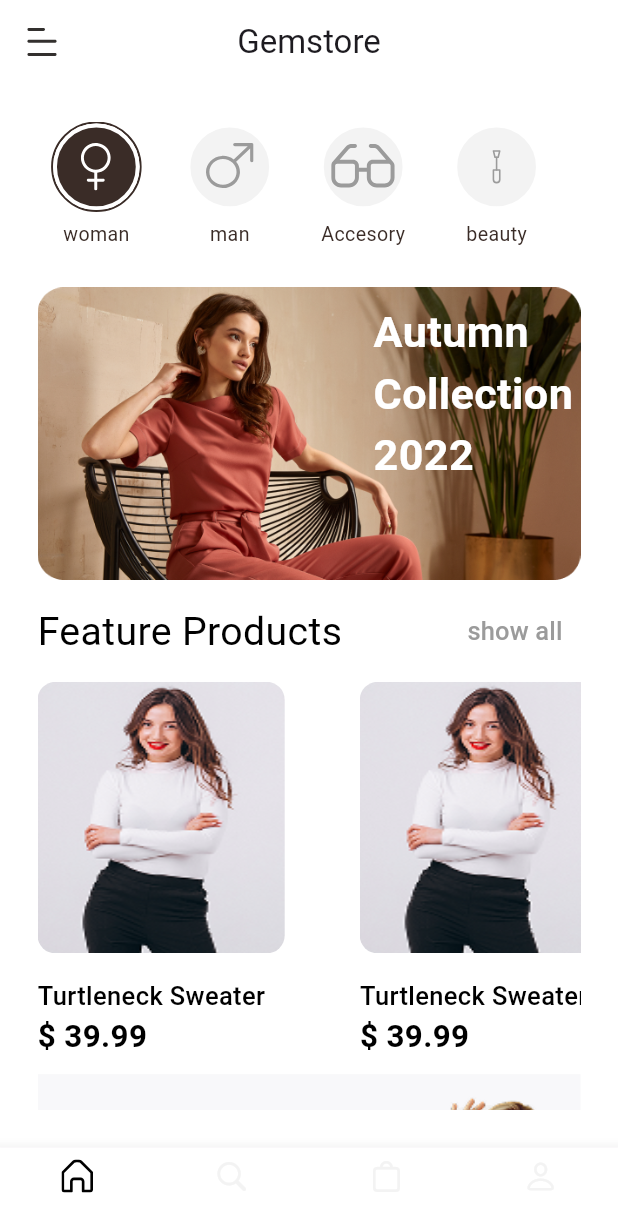
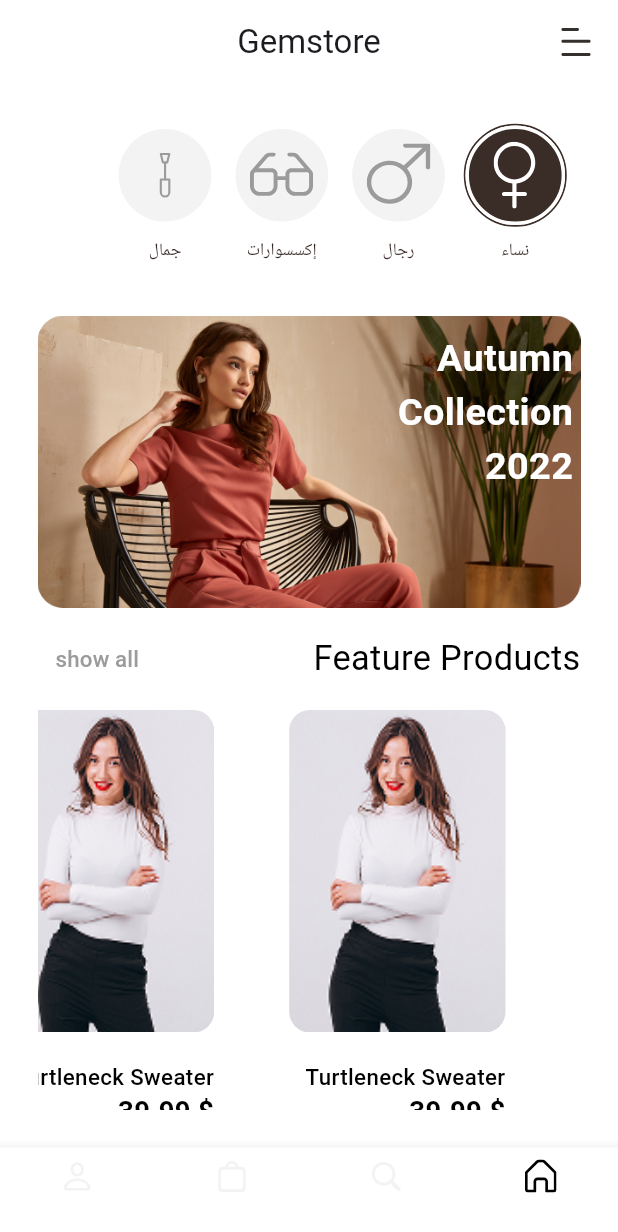
Before and after one commit to Reem-Ashraf/Monitor-Ship-Project, a Flutter app: the screen it shows after launch, on a phone screen of 412 x 824 dp. Shown: the top 1232 px of the screen. Run offline on Flutter 3.47's test engine with Material 3 defaults, Android fonts, the phone set to English and light mode, and no system bars; our stand-ins replace bloc, easy_localization, flutter_screenutil, flutter_svg, go_router; Roboto replaces fonts that are missing (ProductSans, ProductSansLight, ProductSansMedium).

Commit message:
add localizetion

```diff
--- /dev/null
+++ b/assets/translations/ar.json
@@ -0,0 +1,9 @@
+{
+     "woman": "نساء",
+     "man": "رجال",
+     "Accesory": "إكسسوارات",
+     "beauty":"جمال",
+     "Discover":"استكشف",
+     "CLOTHING":"ملابس",
+     "SHOES":"أحذية"
+}
--- a/lib/features/discover/presentation/screens/discover_full.dart
+++ b/lib/features/discover/presentation/screens/discover_full.dart
@@ -1,3 +1,4 @@
+import 'package:easy_localization/easy_localization.dart';
 import 'package:flutter/material.dart';
 import 'package:flutter_screenutil/flutter_screenutil.dart';
 import 'package:flutter_svg/svg.dart';
@@ -14,7 +15,6 @@ class DiscoverFullScreen extends StatelessWidget {
   @override
   Widget build(BuildContext context) {
     return Scaffold(
-      backgroundColor: AppColors.white,
       endDrawer: FilterSidBar(),
       appBar: AppBar(
         leading: Transform.scale(
@@ -27,7 +27,7 @@ class DiscoverFullScreen extends StatelessWidget {
         ),
         centerTitle: true,
         backgroundColor: AppColors.white,
-        title: Text('Discover'),
+        title: Text(context.tr('Discover')),
         actions: [Container()],
       ),
       body: Padding(
--- a/lib/features/home/presentation/widgets/list_category_item.dart
+++ b/lib/features/home/presentation/widgets/list_category_item.dart
@@ -1,3 +1,4 @@
+import 'package:easy_localization/easy_localization.dart';
 import 'package:flutter/material.dart';
 import 'package:flutter_screenutil/flutter_screenutil.dart';
 import 'package:monitor_ship_project/core/utils/constants/app_assets.dart';
@@ -10,20 +11,20 @@ class CategoryItemListView extends StatelessWidget {
   Widget build(BuildContext context) {
     List<Map<String, dynamic>> categoryList = [
       {
-        'categoryname': 'woman',
+        'categoryname': context.tr('woman'),
         'image': AppAssets.femaleIcon,
 
       },
       {
-        'categoryname': 'man',
+        'categoryname': context.tr('man'),
         'image': AppAssets.maleIcon,
       },
        {
-        'categoryname': 'Accesory',
+        'categoryname': context.tr('Accesory'),
         'image': AppAssets.acessoryIcon,
       },
       {
-        'categoryname': 'beauty',
+        'categoryname': context.tr('beauty'),
         'image': AppAssets.beautyIcon,
       },
 
--- a/lib/main.dart
+++ b/lib/main.dart
@@ -1,13 +1,24 @@
+import 'dart:developer';
 import 'package:bloc/bloc.dart';
+import 'package:easy_localization/easy_localization.dart';
 import 'package:flutter/material.dart';
 import 'package:flutter_screenutil/flutter_screenutil.dart';
 import 'package:monitor_ship_project/core/utils/constants/app_routes/routes_page.dart';
+import 'package:monitor_ship_project/core/utils/constants/colors.dart';
 
 import 'core/bloc_opserver.dart';
 
 void main() {
   Bloc.observer = MyBlocObserver();
-  runApp(const MyApp());
+  runApp(EasyLocalization(
+      supportedLocales: [
+        Locale('ar'),
+        Locale('en'),
+      ],
+      path: 'assets/translations',
+      startLocale: const Locale(
+          'ar'), // to test the app in English, change this to Locale('en')
+      child: const MyApp()));
 }
 
 class MyApp extends StatelessWidget {
@@ -15,9 +26,21 @@ class MyApp extends StatelessWidget {
 
   @override
   Widget build(BuildContext context) {
+    log('Supported Locales: ${EasyLocalization.of(context)?.supportedLocales}');
+    log('Current Locale: ${EasyLocalization.of(context)?.locale}');
     return ScreenUtilInit(
-      designSize: Size(315, 819),
+      designSize: const Size(360, 690),
       child: MaterialApp.router(
+        locale: context.locale,
+        localizationsDelegates: context.localizationDelegates,
+        supportedLocales: context.supportedLocales,
+        theme: ThemeData(
+          scaffoldBackgroundColor: AppColors.white,
+          appBarTheme: AppBarTheme(
+            backgroundColor: AppColors.white,
+            elevation: 0,
+          ),
+        ),
         debugShowCheckedModeBanner: false,
         routerConfig: RoutesPage.router,
       ),
--- a/pubspec.yaml
+++ b/pubspec.yaml
@@ -70,6 +70,7 @@ flutter:
     - assets/app_icons/
     - assets/home_images/
     - assets/home_images/home_icons/
+    - assets/translations/
 
   #- images/a_dot_ham.jpeg
 
```
Also changed, not shown: assets/translations/en.json (added, +9 -0 lines), lib/features/discover/presentation/screens/discover_screen.dart (+5 -14 lines), lib/features/discover/presentation/widgets/list_view_Discover_product_item.dart (added, +20 -0 lines), 4 other files.
